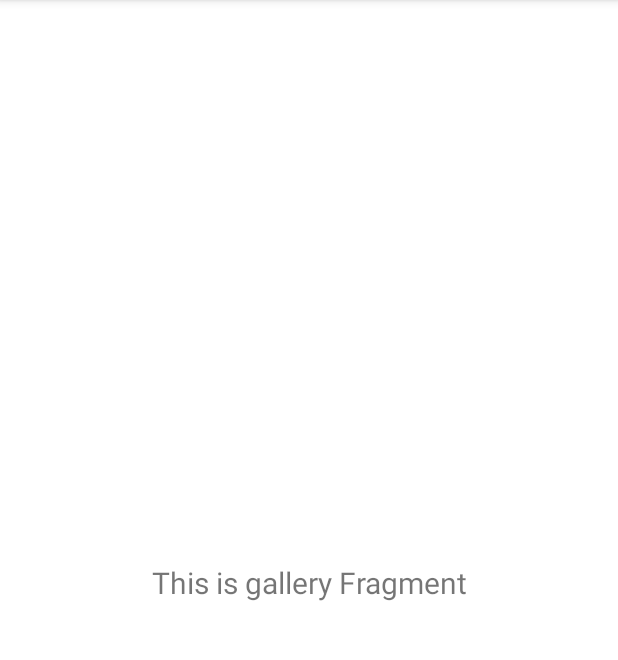
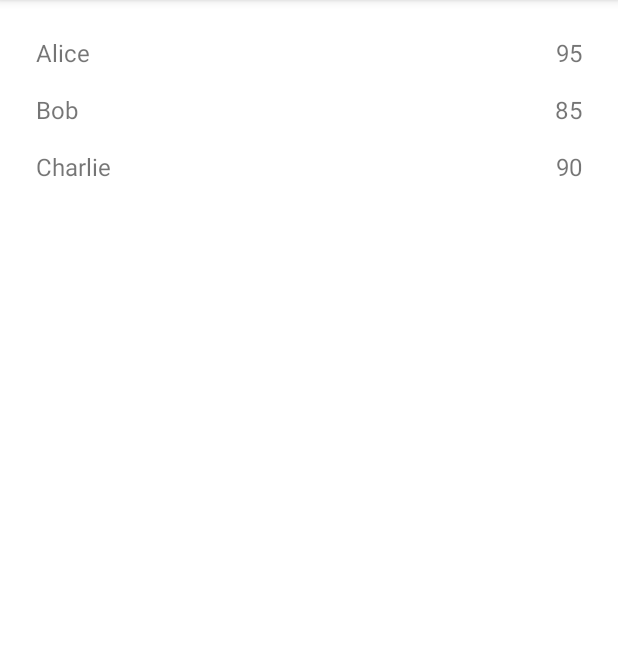
Before and after one commit to yunseopark-kaist/miniGames, an Android app: the fragment GalleryFragment shown on its own in the app's theme, on a phone screen of 412 x 824 dp, the part 84-744 px from its top. Run offline under Robolectric (Android 15) with nearby library versions, the phone set to English and light mode, and no system bars.

Commit message:
score view  implemented as name galleryViewModel

```diff
--- /dev/null
+++ b/app/src/main/assets/scores.json
@@ -0,0 +1,5 @@
+[
+  {"name": "Alice", "score": 95},
+  {"name": "Bob", "score": 85},
+  {"name": "Charlie", "score": 90}
+]
--- /dev/null
+++ b/app/src/main/java/com/example/minigames/adapter/Score.kt
@@ -0,0 +1,3 @@
+package com.example.minigames.adapter
+
+data class Score(val name: String, val score: Int)
--- /dev/null
+++ b/app/src/main/java/com/example/minigames/adapter/ScoresAdapter.kt
@@ -0,0 +1,29 @@
+package com.example.minigames.adapter
+
+import android.view.LayoutInflater
+import android.view.View
+import android.view.ViewGroup
+import android.widget.TextView
+import androidx.recyclerview.widget.RecyclerView
+import com.example.minigames.R
+
+class ScoresAdapter(private val scores: List<Score>) : RecyclerView.Adapter<ScoresAdapter.ScoreViewHolder>() {
+
+    class ScoreViewHolder(view: View) : RecyclerView.ViewHolder(view) {
+        val nameTextView: TextView = view.findViewById(R.id.nameTextView)
+        val scoreTextView: TextView = view.findViewById(R.id.scoreTextView)
+    }
+
+    override fun onCreateViewHolder(parent: ViewGroup, viewType: Int): ScoreViewHolder {
+        val view = LayoutInflater.from(parent.context).inflate(R.layout.item_score, parent, false)
+        return ScoreViewHolder(view)
+    }
+
+    override fun onBindViewHolder(holder: ScoreViewHolder, position: Int) {
+        val score = scores[position]
+        holder.nameTextView.text = score.name
+        holder.scoreTextView.text = score.score.toString()
+    }
+
+    override fun getItemCount() = scores.size
+}
--- a/app/src/main/java/com/example/minigames/ui/gallery/GalleryFragment.kt
+++ b/app/src/main/java/com/example/minigames/ui/gallery/GalleryFragment.kt
@@ -4,39 +4,43 @@ import android.os.Bundle
 import android.view.LayoutInflater
 import android.view.View
 import android.view.ViewGroup
-import android.widget.TextView
 import androidx.fragment.app.Fragment
-import androidx.lifecycle.ViewModelProvider
-import com.example.minigames.databinding.FragmentGalleryBinding
+import androidx.fragment.app.viewModels
+import androidx.lifecycle.Observer
+import androidx.recyclerview.widget.LinearLayoutManager
+import androidx.recyclerview.widget.RecyclerView
+import com.example.minigames.R
+import com.example.minigames.adapter.Score
+import com.example.minigames.adapter.ScoresAdapter
+import org.json.JSONArray
 
 class GalleryFragment : Fragment() {
 
-    private var _binding: FragmentGalleryBinding? = null
-
-    // This property is only valid between onCreateView and
-    // onDestroyView.
-    private val binding get() = _binding!!
+    private val galleryViewModel: GalleryViewModel by viewModels()
+    private lateinit var recyclerView: RecyclerView
+    private lateinit var scoresAdapter: ScoresAdapter
+    private val scores = mutableListOf<Score>()
 
     override fun onCreateView(
-        inflater: LayoutInflater,
-        container: ViewGroup?,
+        inflater: LayoutInflater, container: ViewGroup?,
         savedInstanceState: Bundle?
-    ): View {
-        val galleryViewModel =
-            ViewModelProvider(this).get(GalleryViewModel::class.java)
+    ): View? {
+        val root = inflater.inflate(R.layout.fragment_gallery, container, false)
+        recyclerView = root.findViewById(R.id.recyclerView)
+        recyclerView.layoutManager = LinearLayoutManager(context)
+        scoresAdapter = ScoresAdapter(scores)
+        recyclerView.adapter = scoresAdapter
 
-        _binding = FragmentGalleryBinding.inflate(inflater, container, false)
-        val root: View = binding.root
+        // ViewModel에서 데이터를 가져와 RecyclerView에 반영
+        galleryViewModel.scores.observe(viewLifecycleOwner, Observer { scoreList ->
+            scores.clear()
+            scores.addAll(scoreList)
+            scoresAdapter.notifyDataSetChanged()
+        })
 
-        val textView: TextView = binding.textGallery
-        galleryViewModel.text.observe(viewLifecycleOwner) {
-            textView.text = it
-        }
+        // JSON 데이터 로드
+        context?.let { galleryViewModel.loadScoresFromJson(it) }
+
         return root
     }
-
-    override fun onDestroyView() {
-        super.onDestroyView()
-        _binding = null
-    }
 }
--- a/app/src/main/java/com/example/minigames/ui/gallery/GalleryViewModel.kt
+++ b/app/src/main/java/com/example/minigames/ui/gallery/GalleryViewModel.kt
@@ -1,13 +1,33 @@
 package com.example.minigames.ui.gallery
 
+import android.content.Context
 import androidx.lifecycle.LiveData
 import androidx.lifecycle.MutableLiveData
 import androidx.lifecycle.ViewModel
+import com.example.minigames.adapter.Score
+import org.json.JSONArray
+import java.io.IOException
 
 class GalleryViewModel : ViewModel() {
 
-    private val _text = MutableLiveData<String>().apply {
-        value = "This is gallery Fragment"
+    private val _scores = MutableLiveData<List<Score>>()
+    val scores: LiveData<List<Score>> = _scores
+
+    fun loadScoresFromJson(context: Context) {
+        val jsonString: String
+        try {
+            jsonString = context.assets.open("scores.json").bufferedReader().use { it.readText() }
+            val jsonArray = JSONArray(jsonString)
+            val scoreList = mutableListOf<Score>()
+            for (i in 0 until jsonArray.length()) {
+                val jsonObject = jsonArray.getJSONObject(i)
+                val name = jsonObject.getString("name")
+                val score = jsonObject.getInt("score")
+                scoreList.add(Score(name, score))
+            }
+            _scores.value = scoreList
+        } catch (ioException: IOException) {
+            ioException.printStackTrace()
+        }
     }
-    val text: LiveData<String> = _text
 }
--- a/app/src/main/res/layout/content_main.xml
+++ b/app/src/main/res/layout/content_main.xml
@@ -17,4 +17,9 @@
         app:layout_constraintRight_toRightOf="parent"
         app:layout_constraintTop_toTopOf="parent"
         app:navGraph="@navigation/mobile_navigation" />
+
+    <androidx.recyclerview.widget.RecyclerView
+        android:layout_width="match_parent"
+        android:layout_height="match_parent"
+        app:layout_constraintBottom_toBottomOf="parent"/>
 </androidx.constraintlayout.widget.ConstraintLayout>
--- a/app/src/main/res/layout/fragment_gallery.xml
+++ b/app/src/main/res/layout/fragment_gallery.xml
@@ -1,22 +1,17 @@
 <?xml version="1.0" encoding="utf-8"?>
-<androidx.constraintlayout.widget.ConstraintLayout xmlns:android="http://schemas.android.com/apk/res/android"
+<androidx.constraintlayout.widget.ConstraintLayout
+    xmlns:android="http://schemas.android.com/apk/res/android"
     xmlns:app="http://schemas.android.com/apk/res-auto"
-    xmlns:tools="http://schemas.android.com/tools"
     android:layout_width="match_parent"
     android:layout_height="match_parent"
-    tools:context=".ui.gallery.GalleryFragment">
+    android:padding= "16dp">
 
-    <TextView
-        android:id="@+id/text_gallery"
-        android:layout_width="match_parent"
-        android:layout_height="wrap_content"
-        android:layout_marginStart="8dp"
-        android:layout_marginTop="8dp"
-        android:layout_marginEnd="8dp"
-        android:textAlignment="center"
-        android:textSize="20sp"
+    <androidx.recyclerview.widget.RecyclerView
+        android:id="@+id/recyclerView"
+        android:layout_width="0dp"
+        android:layout_height="0dp"
+        app:layout_constraintTop_toTopOf="parent"
         app:layout_constraintBottom_toBottomOf="parent"
-        app:layout_constraintEnd_toEndOf="parent"
         app:layout_constraintStart_toStartOf="parent"
-        app:layout_constraintTop_toTopOf="parent" />
+        app:layout_constraintEnd_toEndOf="parent"/>
 </androidx.constraintlayout.widget.ConstraintLayout>
--- /dev/null
+++ b/app/src/main/res/layout/item_score.xml
@@ -0,0 +1,21 @@
+<?xml version="1.0" encoding="utf-8"?>
+<LinearLayout
+    xmlns:android="http://schemas.android.com/apk/res/android"
+    android:layout_width="match_parent"
+    android:layout_height="wrap_content"
+    android:orientation="horizontal"
+    android:padding="8dp">
+
+    <TextView
+        android:id="@+id/nameTextView"
+        android:layout_width="0dp"
+        android:layout_height="wrap_content"
+        android:layout_weight="1"
+        android:textSize="16sp"/>
+
+    <TextView
+        android:id="@+id/scoreTextView"
+        android:layout_width="wrap_content"
+        android:layout_height="wrap_content"
+        android:textSize="16sp"/>
+</LinearLayout>
```
